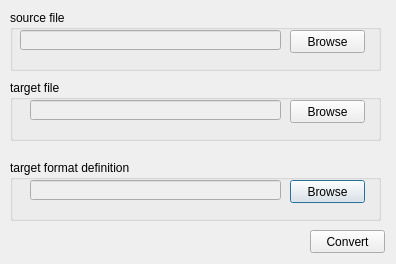
The window that convertdialog.ui (opus4711/htmlatex) describes before a commit, drawn with Qt 5.
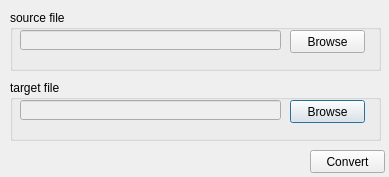
The same window after the commit.

Commit message: + ConvertDialog auf source- und target-file reduziert und Default-Werte gesetzt; - Default-Suffix RegExp gesucht; + CDocumentReader erzeugt Baum; - Anker muessen noch verfolgt werden

```diff
--- a/convertdialog.ui
+++ b/convertdialog.ui
@@ -6,52 +6,13 @@
    <rect>
     <x>0</x>
     <y>0</y>
-    <width>396</width>
-    <height>264</height>
+    <width>389</width>
+    <height>177</height>
    </rect>
   </property>
   <property name="windowTitle">
    <string>Convert</string>
   </property>
-  <widget class="QGroupBox" name="groupBox_formats">
-   <property name="geometry">
-    <rect>
-     <x>10</x>
-     <y>160</y>
-     <width>371</width>
-     <height>61</height>
-    </rect>
-   </property>
-   <property name="title">
-    <string>target format definition</string>
-   </property>
-   <widget class="QLineEdit" name="lineEdit_targetdefinition">
-    <property name="enabled">
-     <bool>false</bool>
-    </property>
-    <property name="geometry">
-     <rect>
-      <x>20</x>
-      <y>20</y>
-      <width>251</width>
-      <height>20</height>
-     </rect>
-    </property>
-   </widget>
-   <widget class="QPushButton" name="pushButton_targetdefinition">
-    <property name="geometry">
-     <rect>
-      <x>280</x>
-      <y>20</y>
-      <width>75</width>
-      <height>23</height>
-     </rect>
-    </property>
-    <property name="text">
-     <string>Browse</string>
-    </property>
-   </widget>
-  </widget>
   <widget class="QGroupBox" name="groupBox_targetfile">
    <property name="geometry">
     <rect>
@@ -70,9 +31,9 @@
     </property>
     <property name="geometry">
      <rect>
-      <x>20</x>
+      <x>10</x>
       <y>20</y>
-      <width>251</width>
+      <width>261</width>
       <height>20</height>
      </rect>
     </property>
@@ -95,7 +56,7 @@
    <property name="geometry">
     <rect>
      <x>310</x>
-     <y>230</y>
+     <y>150</y>
      <width>75</width>
      <height>23</height>
     </rect>
```
The commit also changes 8 other files.
